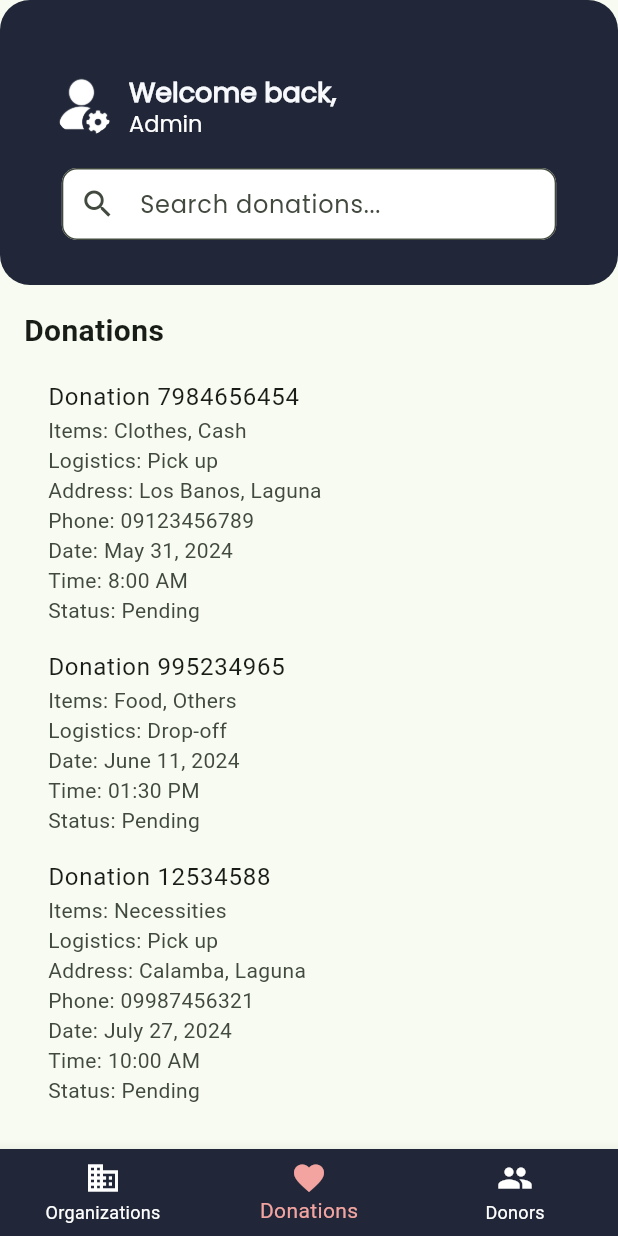
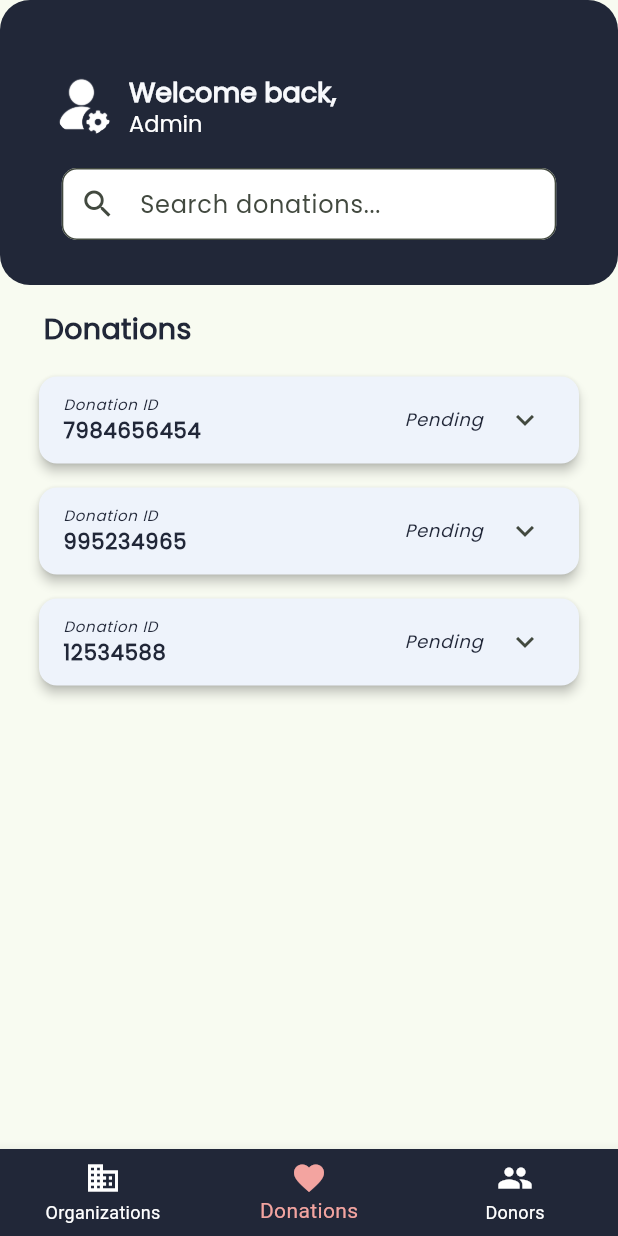
Before and after one commit to pvgonzales/cmsc23-group5-uv3l-project, a Flutter app: the screen it shows after launch, item 2 of the bottom bar chosen, on a phone screen of 412 x 824 dp. Run offline on Flutter 3.47's test engine with Material 3 defaults, Android fonts, the phone set to English and light mode, and no system bars; our stand-ins replace cloud_firestore, firebase_auth, firebase_core, flutter_local_notifications, image_gallery_saver, image_picker and 3 more; accounts and stored records are empty.

Commit message:
ui: updated donations admin screen

```diff
--- a/lib/main.dart
+++ b/lib/main.dart
@@ -5,6 +5,7 @@ import 'package:flutter_project/provider/admin_provider.dart';
 import 'package:flutter_project/provider/auth_provider.dart';
 import 'package:flutter_project/provider/donation_provider.dart';
 import 'package:flutter_project/provider/orgdrive_provider.dart';
+import 'package:flutter_project/screens/admin-view/admin-donation.dart';
 import 'package:flutter_project/screens/admin-view/admin-home.dart';
 import 'package:flutter_project/screens/donations/donation.dart';
 import 'package:flutter_project/screens/home/home.dart';
@@ -112,6 +113,9 @@ class MyApp extends StatelessWidget {
               return MaterialPageRoute(builder: (context) => OrgSignUpScreen());
             } else if (setting.name == '/org-profile') {
               return MaterialPageRoute(builder: (context) => OrgProfile());
+            } else if (setting.name == '/admin-donation') {
+              return MaterialPageRoute(
+                  builder: (context) => DonationScreenAdmin());
             } else {
               return MaterialPageRoute(
                   builder: (context) => const Placeholder());
--- /dev/null
+++ b/lib/screens/admin-view/admin-donation.dart
@@ -0,0 +1,185 @@
+import 'package:flutter/material.dart';
+import 'package:flutter/widgets.dart';
+import 'package:flutter_project/model/donation_model.dart';
+import 'package:flutter_project/provider/donation_provider.dart';
+import 'package:flutter_project/screens/admin-view/navbar.dart';
+import 'package:provider/provider.dart';
+
+class DonationScreenAdmin extends StatefulWidget {
+  @override
+  _DonationScreenAdminState createState() => _DonationScreenAdminState();
+}
+
+class _DonationScreenAdminState extends State<DonationScreenAdmin> {
+  final TextEditingController _searchController = TextEditingController();
+  int _selectedIndex = 0;
+
+  @override
+  Widget build(BuildContext context) {
+    return Scaffold(
+      body: SingleChildScrollView(
+        padding: const EdgeInsets.all(16.0),
+        child: Column(
+          crossAxisAlignment: CrossAxisAlignment.start,
+          children: [
+            const Padding(
+              padding: EdgeInsets.only(left: 13),
+              child: Text(
+                "Donations",
+                style: TextStyle(
+                  fontFamily: "MyFont1",
+                  color: Color(0xFF212738),
+                  fontWeight: FontWeight.bold,
+                  fontSize: 19,
+                ),
+              ),
+            ),
+            const SizedBox(height: 10),
+            Builder(
+              builder: (context) {
+                final donationProvider =
+                    Provider.of<DonationProvider>(context, listen: false);
+                final List<Donation> donations = donationProvider.donations;
+                return ListView.builder(
+                  shrinkWrap: true,
+                  physics: NeverScrollableScrollPhysics(),
+                  itemCount: donations.length,
+                  itemBuilder: (context, index) {
+                    return Card(
+                      color: Color.fromARGB(255, 238, 243, 251),
+                      elevation: 3,
+                      margin: EdgeInsets.symmetric(vertical: 8, horizontal: 10),
+                      child: ExpansionTile(
+                        title: Row(
+                          mainAxisAlignment: MainAxisAlignment.spaceBetween,
+                          children: [
+                            Column(
+                              crossAxisAlignment: CrossAxisAlignment.start,
+                              mainAxisAlignment: MainAxisAlignment.start,
+                              children: [
+                                Text(
+                                  'Donation ID',
+                                  style: TextStyle(
+                                      fontFamily: "MyFont1",
+                                      color: Color(0xFF212738),
+                                      fontWeight: FontWeight.w500,
+                                      fontSize: 10,
+                                      fontStyle: FontStyle.italic),
+                                ),
+                                Text(
+                                  '${donations[index].id}',
+                                  style: TextStyle(
+                                    fontFamily: "MyFont1",
+                                    color: Color(0xFF212738),
+                                    fontWeight: FontWeight.w700,
+                                    fontSize: 14,
+                                  ),
+                                ),
+                              ],
+                            ),
+                            Column(
+                              children: [
+                                Text(
+                                  '${donations[index].status}',
+                                  style: TextStyle(
+                                      fontFamily: "MyFont1",
+                                      color: Color(0xFF212738),
+                                      fontWeight: FontWeight.w500,
+                                      fontSize: 12,
+                                      fontStyle: FontStyle.italic),
+                                ),
+                              ],
+                            )
+                          ],
+                        ),
+                        children: [
+                          Padding(
+                              padding: EdgeInsets.symmetric(
+                                  horizontal: 16,
+                                  vertical: 8), // Set padding here
+                              child: Row(
+                                mainAxisAlignment: MainAxisAlignment.start,
+                                children: [
+                                  Column(
+                                    crossAxisAlignment:
+                                        CrossAxisAlignment.start,
+                                    children: [
+                                      Text(
+                                        'Items: ${donations[index].items.join(', ')}',
+                                        style: TextStyle(
+                                          fontFamily: "MyFont1",
+                                          color: Color(0xFF212738),
+                                          fontWeight: FontWeight.w400,
+                                          fontSize: 14,
+                                        ),
+                                      ),
+                                      Text(
+                                        'Logistics: ${donations[index].logistics}',
+                                        style: TextStyle(
+                                          fontFamily: "MyFont1",
+                                          color: Color(0xFF212738),
+                                          fontWeight: FontWeight.w400,
+                                          fontSize: 14,
+                                        ),
+                                      ),
+                                      if (donations[index].address != null)
+                                        Text(
+                                          'Address: ${donations[index].address}',
+                                          style: TextStyle(
+                                            fontFamily: "MyFont1",
+                                            color: Color(0xFF212738),
+                                            fontWeight: FontWeight.w400,
+                                            fontSize: 14,
+                                          ),
+                                        ),
+                                      if (donations[index].phoneNum != null)
+                                        Text(
+                                          'Phone: ${donations[index].phoneNum}',
+                                          style: TextStyle(
+                                            fontFamily: "MyFont1",
+                                            color: Color(0xFF212738),
+                                            fontWeight: FontWeight.w400,
+                                            fontSize: 14,
+                                          ),
+                                        ),
+                                      Text(
+                                        'Date: ${donations[index].date}',
+                                        style: TextStyle(
+                                          fontFamily: "MyFont1",
+                                          color: Color(0xFF212738),
+                                          fontWeight: FontWeight.w400,
+                                          fontSize: 14,
+                                        ),
+                                      ),
+                                      Text(
+                                        'Time: ${donations[index].time}',
+                                        style: TextStyle(
+                                          fontFamily: "MyFont1",
+                                          color: Color(0xFF212738),
+                                          fontWeight: FontWeight.w400,
+                                          fontSize: 14,
+                                        ),
+                                      ),
+                                    ],
+                                  )
+                                ],
+                              ))
+                        ],
+                      ),
+                    );
+                  },
+                );
+              },
+            ),
+          ],
+        ),
+      ),
+    );
+  }
+
+  void _onItemTapped(int index) {
+    setState(() {
+      _selectedIndex = index;
+    });
+  }
+}
--- a/lib/screens/admin-view/admin-home.dart
+++ b/lib/screens/admin-view/admin-home.dart
@@ -6,6 +6,8 @@ import 'package:flutter_project/provider/admin_provider.dart';
 import 'package:flutter_project/provider/auth_provider.dart';
 import 'package:flutter_project/provider/donation_provider.dart';
 import 'package:flutter_project/provider/orgdrive_provider.dart';
+import 'package:flutter_project/screens/admin-view/admin-donation.dart';
+import 'package:flutter_project/screens/admin-view/navbar.dart';
 import 'package:provider/provider.dart';
 
 class AdminScreen extends StatefulWidget {
@@ -91,50 +93,7 @@ class _AdminScreenState extends State<AdminScreen> {
         ),
       ),
       // Donations Tab
-      SingleChildScrollView(
-        padding: const EdgeInsets.all(16.0),
-        child: Column(
-          crossAxisAlignment: CrossAxisAlignment.start,
-          children: [
-            const Text(
-              "Donations",
-              style: TextStyle(fontSize: 20, fontWeight: FontWeight.bold),
-            ),
-            const SizedBox(height: 10),
-            Builder(
-              builder: (context) {
-                final donationProvider =
-                    Provider.of<DonationProvider>(context, listen: false);
-                final List<Donation> donations = donationProvider.donations;
-                return ListView.builder(
-                  shrinkWrap: true,
-                  physics: NeverScrollableScrollPhysics(),
-                  itemCount: donations.length,
-                  itemBuilder: (context, index) {
-                    return ListTile(
-                      title: Text('Donation ${donations[index].id}'),
-                      subtitle: Column(
-                        crossAxisAlignment: CrossAxisAlignment.start,
-                        children: [
-                          Text('Items: ${donations[index].items.join(', ')}'),
-                          Text('Logistics: ${donations[index].logistics}'),
-                          if (donations[index].address != null)
-                            Text('Address: ${donations[index].address}'),
-                          if (donations[index].phoneNum != null)
-                            Text('Phone: ${donations[index].phoneNum}'),
-                          Text('Date: ${donations[index].date}'),
-                          Text('Time: ${donations[index].time}'),
-                          Text('Status: ${donations[index].status}'),
-                        ],
-                      ),
-                    );
-                  },
-                );
-              },
-            ),
-          ],
-        ),
-      ),
+      DonationScreenAdmin(),
       // Donors Tab
       SingleChildScrollView(
         padding: const EdgeInsets.all(16.0),
@@ -257,26 +216,9 @@ class _AdminScreenState extends State<AdminScreen> {
         ),
       ),
       body: _tabs[_selectedIndex],
-      bottomNavigationBar: BottomNavigationBar(
-        backgroundColor: Color(0xFF212738),
-        items: const <BottomNavigationBarItem>[
-          BottomNavigationBarItem(
-            icon: Icon(Icons.business),
-            label: 'Organizations',
-          ),
-          BottomNavigationBarItem(
-            icon: Icon(Icons.favorite),
-            label: 'Donations',
-          ),
-          BottomNavigationBarItem(
-            icon: Icon(Icons.people),
-            label: 'Donors',
-          ),
-        ],
+      bottomNavigationBar: CustomBottomNavigationBar(
         currentIndex: _selectedIndex,
-        selectedItemColor: Color.fromARGB(255, 243, 164, 160),
         onTap: _onItemTapped,
-        unselectedItemColor: Colors.white,
       ),
     );
   }
--- /dev/null
+++ b/lib/screens/admin-view/navbar.dart
@@ -0,0 +1,37 @@
+import 'package:flutter/material.dart';
+
+class CustomBottomNavigationBar extends StatelessWidget {
+  final int currentIndex;
+  final Function(int) onTap;
+
+  const CustomBottomNavigationBar({
+    Key? key,
+    required this.currentIndex,
+    required this.onTap,
+  }) : super(key: key);
+
+  @override
+  Widget build(BuildContext context) {
+    return BottomNavigationBar(
+      backgroundColor: Color(0xFF212738),
+      items: const <BottomNavigationBarItem>[
+        BottomNavigationBarItem(
+          icon: Icon(Icons.business),
+          label: 'Organizations',
+        ),
+        BottomNavigationBarItem(
+          icon: Icon(Icons.favorite),
+          label: 'Donations',
+        ),
+        BottomNavigationBarItem(
+          icon: Icon(Icons.people),
+          label: 'Donors',
+        ),
+      ],
+      currentIndex: currentIndex,
+      selectedItemColor: Color.fromARGB(255, 243, 164, 160),
+      onTap: onTap,
+      unselectedItemColor: Colors.white,
+    );
+  }
+}
```
